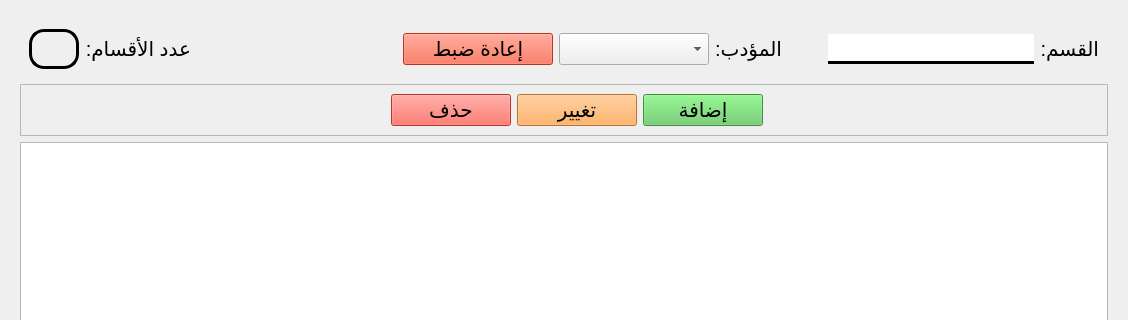
First picture: the form in app/ui/classes/classes.ui, repository yahiab05/student-managment-v2.0, before the edit; both pictures show x 0 to 1128 and y 0 to 320 of the 1128 by 632 pixel window.
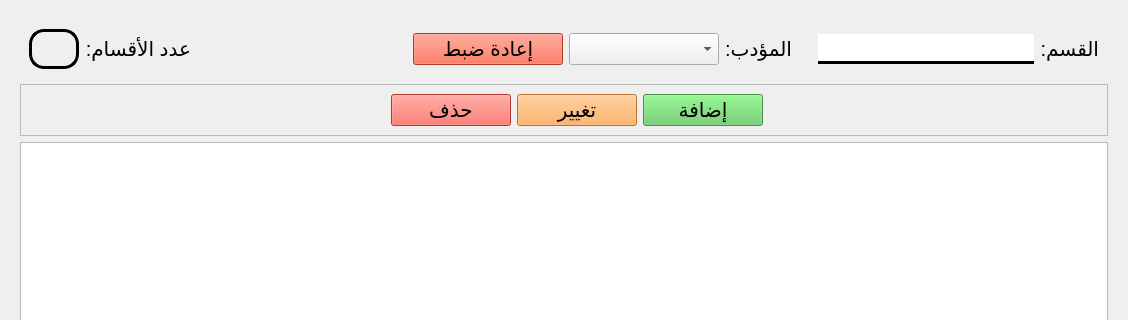
Second picture: the form after the edit.

What changed in the file:
```diff
--- a/app/ui/classes/classes.ui
+++ b/app/ui/classes/classes.ui
@@ -148,15 +148,15 @@
          <item>
           <spacer name="horizontalSpacer">
            <property name="orientation">
-            <enum>Qt::Vertical</enum>
+            <enum>Qt::Horizontal</enum>
            </property>
            <property name="sizeType">
             <enum>QSizePolicy::Fixed</enum>
            </property>
            <property name="sizeHint" stdset="0">
             <size>
-             <width>40</width>
-             <height>20</height>
+             <width>20</width>
+             <height>40</height>
             </size>
            </property>
           </spacer>
```
